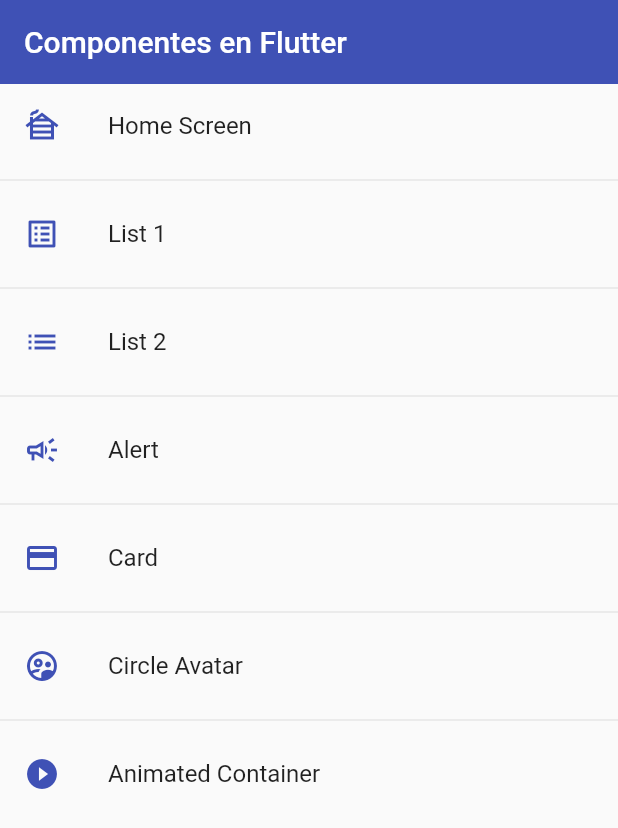
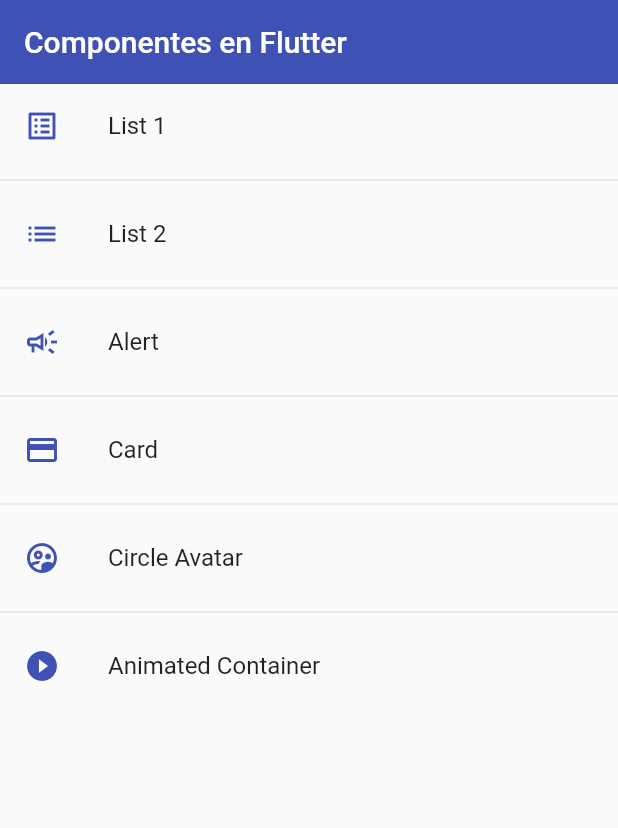
Before and after one commit to davidfores1/Flutter_components, a Flutter app: the screen it shows after launch, on a phone screen of 412 x 824 dp. Shown: the top 828 px of the screen. Run offline on Flutter 3.47's test engine with Material 2 defaults, Android fonts, the phone set to English and light mode, and no system bars.

Commit message:
se utiliza AnimatedContainer

```diff
--- a/lib/router/app_routes.dart
+++ b/lib/router/app_routes.dart
@@ -7,7 +7,7 @@ class AppRoutes {
   static const initialRoute = 'home';
 
   static final menuOption = <MenuOption>[
-    MenuOption(route: 'home', name: 'Home Screen', screen: const HomeScreen(), icon: Icons.cabin),
+    //MenuOption(route: 'home', name: 'Home Screen', screen: const HomeScreen(), icon: Icons.cabin),
     MenuOption(route: 'listview1', name: 'List 1', screen: const Listview1Screen(), icon: Icons.list_alt),
     MenuOption(route: 'listview2', name: 'List 2', screen: const Listview2Screen(), icon: Icons.list),
     MenuOption(route: 'alert', name: 'Alert', screen: const AlertScreen(), icon: Icons.campaign_outlined),
@@ -20,7 +20,7 @@ class AppRoutes {
   static Map<String, Widget Function(BuildContext)> getAppRoutes(){
 
      Map<String, Widget Function(BuildContext)> appRoutes = {};
-
+     appRoutes.addAll({'home': (BuildContext context)=> const HomeScreen()});
      for(final option in menuOption){
 
       appRoutes.addAll({option.route : (BuildContext context) => option.screen});
--- a/lib/screens/animated_screen.dart
+++ b/lib/screens/animated_screen.dart
@@ -42,7 +42,9 @@ setState(() {
         title: const Text('Animate Container'),
       ),
       body: Center(
-         child: Container(
+         child: AnimatedContainer(
+          duration: const Duration(milliseconds: 400),
+          curve: Curves.easeInCubic,
           width: _width,
           height: _height,
           decoration:  BoxDecoration(
```
